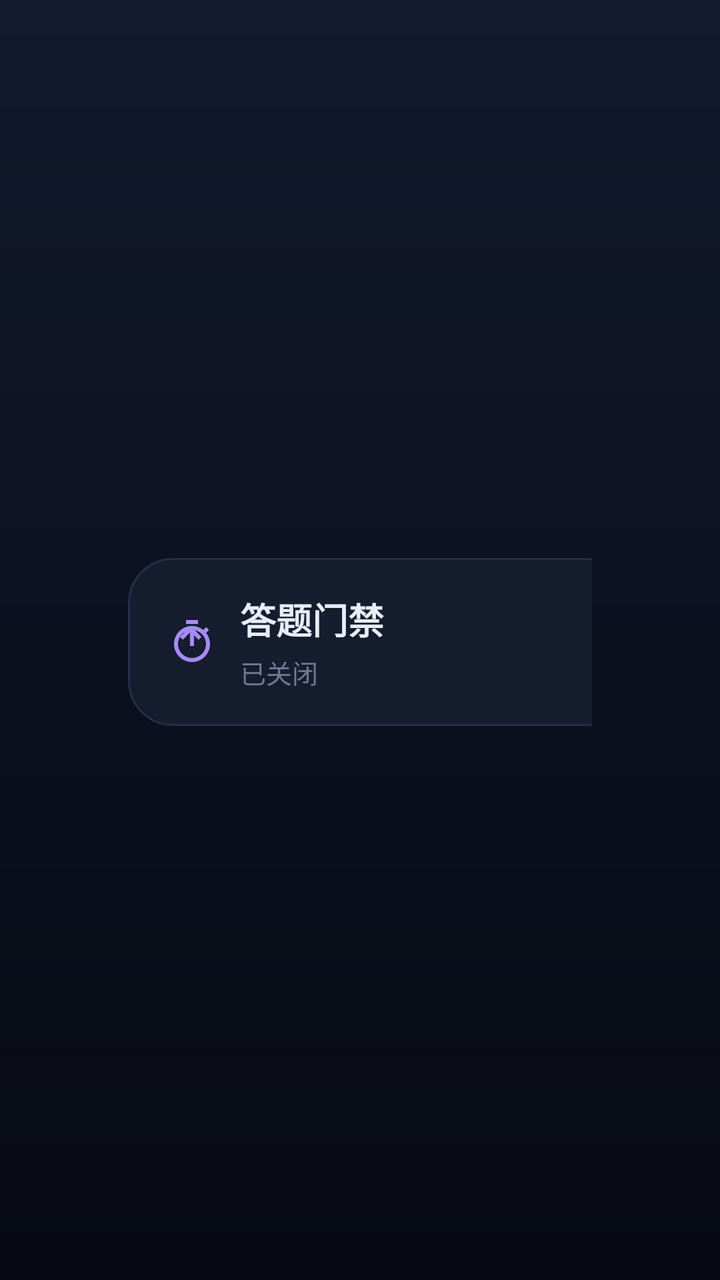
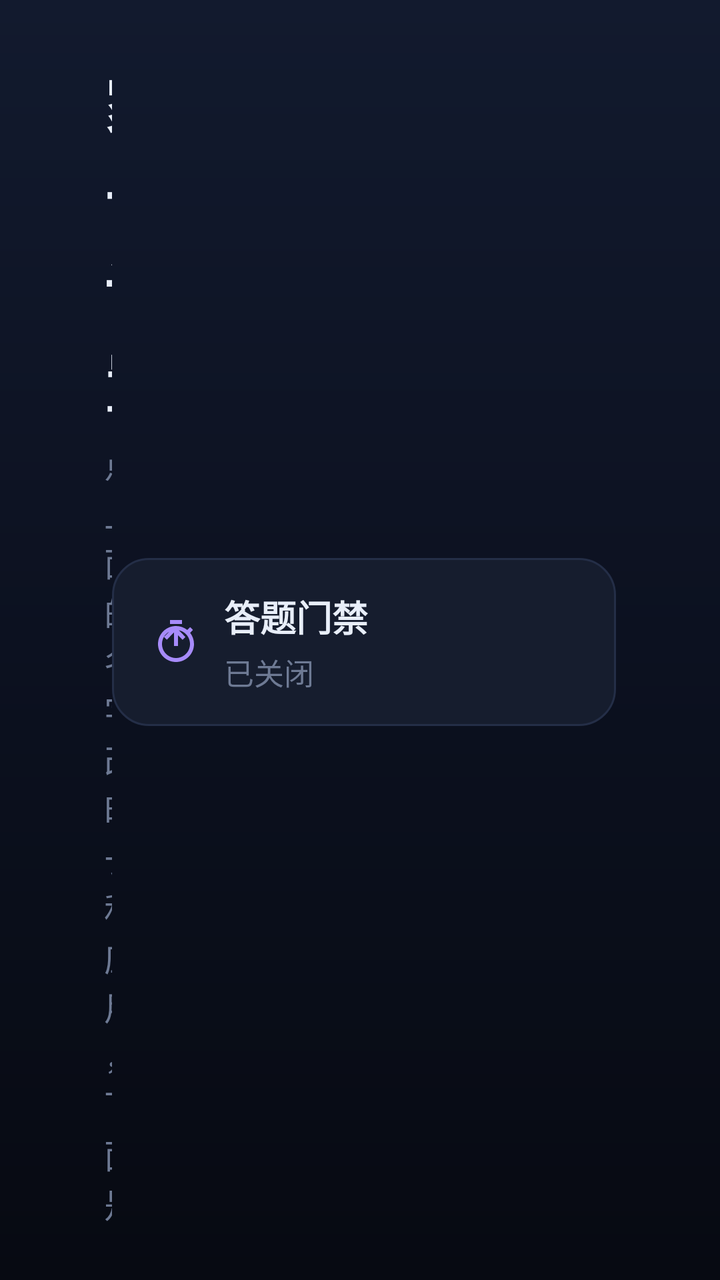

Screens rendered from an Android XML layout before and after an edit, with the pre-edit source and the edit as a unified diff.
<!-- AndroidManifest.xml: application theme Theme.TvLimit -->
<!-- res/layout/activity_admin.xml -->
<?xml version="1.0" encoding="utf-8"?>
<LinearLayout xmlns:android="http://schemas.android.com/apk/res/android"
    android:layout_width="match_parent"
    android:layout_height="match_parent"
    android:background="@drawable/bg_screen"
    android:orientation="vertical"
    android:paddingStart="@dimen/screen_pad_h"
    android:paddingEnd="@dimen/screen_pad_h"
    android:paddingTop="28dp"
    android:paddingBottom="26dp">

    
    <LinearLayout
        android:layout_width="match_parent"
        android:layout_height="wrap_content"
        android:gravity="center_vertical"
        android:orientation="horizontal">

        <LinearLayout
            android:layout_width="0dp"
            android:layout_height="wrap_content"
            android:layout_weight="1"
            android:orientation="vertical">

            <TextView
                android:layout_width="wrap_content"
                android:layout_height="wrap_content"
                android:includeFontPadding="false"
                android:text="家长设置"
                android:textColor="@color/text_main"
                android:textSize="32sp"
                android:textStyle="bold" />

            <TextView
                android:layout_width="wrap_content"
                android:layout_height="wrap_content"
                android:layout_marginTop="6dp"
                android:includeFontPadding="false"
                android:text="点上面的名字改时长和应用，下面是常用开关"
                android:textColor="@color/text_dim"
                android:textSize="17sp" />
        </LinearLayout>

        <LinearLayout
            android:id="@+id/cardQuiz"
            android:layout_width="252dp"
            android:layout_height="84dp"
            android:background="@drawable/selector_card"
            android:clickable="true"
            android:focusable="true"
            android:gravity="center_vertical"
            android:orientation="horizontal"
            android:paddingStart="20dp"
            android:paddingEnd="18dp">

            <ImageView
                android:layout_width="24dp"
                android:layout_height="24dp"
                android:contentDescription="@null"
                android:src="@drawable/ic_timer"
                android:tint="@color/lavender" />

            <LinearLayout
                android:layout_width="0dp"
                android:layout_height="wrap_content"
                android:layout_marginStart="12dp"
                android:layout_weight="1"
                android:orientation="vertical">

                <TextView
                    android:layout_width="wrap_content"
                    android:layout_height="wrap_content"
                    android:includeFontPadding="false"
                    android:text="答题门禁"
                    android:textColor="@color/text_main"
                    android:textSize="18sp"
                    android:textStyle="bold" />

                <TextView
                    android:id="@+id/tvQuizState"
                    android:layout_width="match_parent"
                    android:layout_height="wrap_content"
                    android:layout_marginTop="4dp"
                    android:ellipsize="end"
                    android:includeFontPadding="false"
                    android:maxLines="1"
                    android:text="已关闭"
                    android:textColor="@color/text_dim"
                    android:textSize="13sp" />
            </LinearLayout>
        </LinearLayout>
    </LinearLayout>

    <ScrollView
        android:layout_width="match_parent"
        android:layout_height="0dp"
        android:layout_marginTop="18dp"
        android:layout_weight="1"
        android:clipToPadding="false"
        android:fillViewport="true"
        android:scrollbars="none">

        <LinearLayout
            android:id="@+id/profileList"
            android:layout_width="match_parent"
            android:layout_height="wrap_content"
            android:orientation="vertical" />
    </ScrollView>

    
    <LinearLayout
        android:layout_width="match_parent"
        android:layout_height="136dp"
        android:layout_marginTop="14dp"
        android:orientation="horizontal">

        
        <LinearLayout
            android:id="@+id/cardPause"
            android:layout_width="0dp"
            android:layout_height="match_parent"
            android:layout_weight="1"
            android:background="@drawable/selector_card"
            android:clickable="true"
            android:focusable="true"
            android:orientation="vertical"
            android:paddingStart="20dp"
            android:paddingEnd="16dp"
            android:paddingTop="18dp"
            android:paddingBottom="20dp">

            <ImageView
                android:layout_width="30dp"
                android:layout_height="30dp"
                android:src="@drawable/ic_timer"
                android:tint="@color/sky"
                android:contentDescription="@null" />

            <TextView
                android:layout_width="wrap_content"
                android:layout_height="wrap_content"
                android:layout_marginTop="12dp"
                android:text="临时关闭限制"
                android:textColor="@color/text_main"
                android:textSize="18sp"
                android:textStyle="bold"
                android:includeFontPadding="false" />

            <TextView
                android:id="@+id/tvPauseState"
                android:layout_width="match_parent"
                android:layout_height="wrap_content"
                android:layout_marginTop="5dp"
                android:maxLines="1"
                android:ellipsize="end"
                android:text="暂停计时和拦截"
                android:textColor="@color/text_dim"
                android:textSize="13sp"
                android:includeFontPadding="false" />
        </LinearLayout>

        
        <LinearLayout
            android:id="@+id/cardBadge"
            android:layout_width="0dp"
            android:layout_height="match_parent"
            android:layout_weight="1"
            android:layout_marginStart="12dp"
            android:background="@drawable/selector_card"
            android:clickable="true"
            android:focusable="true"
            android:orientation="vertical"
            android:paddingStart="20dp"
            android:paddingEnd="16dp"
            android:paddingTop="18dp"
            android:paddingBottom="20dp">

            <ImageView
                android:layout_width="30dp"
                android:layout_height="30dp"
                android:src="@drawable/ic_clock"
                android:tint="@color/mint"
                android:contentDescription="@null" />

            <TextView
                android:layout_width="wrap_content"
                android:layout_height="wrap_content"
                android:layout_marginTop="12dp"
                android:text="角落剩余"
                android:textColor="@color/text_main"
                android:textSize="18sp"
                android:textStyle="bold"
                android:includeFontPadding="false" />

            <TextView
                android:id="@+id/tvBadgeState"
                android:layout_width="match_parent"
                android:layout_height="wrap_content"
                android:layout_marginTop="5dp"
                android:maxLines="1"
                android:ellipsize="end"
                android:text="不显示"
                android:textColor="@color/text_dim"
                android:textSize="13sp"
                android:includeFontPadding="false" />
        </LinearLayout>

        
        <LinearLayout
            android:id="@+id/cardChangePassword"
            android:layout_width="0dp"
            android:layout_height="match_parent"
            android:layout_weight="1"
            android:layout_marginStart="12dp"
            android:background="@drawable/selector_card"
            android:clickable="true"
            android:focusable="true"
            android:orientation="vertical"
            android:paddingStart="20dp"
            android:paddingEnd="16dp"
            android:paddingTop="18dp"
            android:paddingBottom="20dp">

            <ImageView
                android:layout_width="30dp"
                android:layout_height="30dp"
                android:src="@drawable/ic_lock"
                android:tint="@color/lavender"
                android:contentDescription="@null" />

            <TextView
                android:layout_width="wrap_content"
                android:layout_height="wrap_content"
                android:layout_marginTop="12dp"
                android:text="修改家长密码"
                android:textColor="@color/text_main"
                android:textSize="18sp"
                android:textStyle="bold"
                android:includeFontPadding="false" />

            <TextView
                android:layout_width="match_parent"
                android:layout_height="wrap_content"
                android:layout_marginTop="5dp"
                android:maxLines="1"
                android:ellipsize="end"
                android:text="改成 4 位数字"
                android:textColor="@color/text_dim"
                android:textSize="13sp"
                android:includeFontPadding="false" />
        </LinearLayout>

        
        <LinearLayout
            android:id="@+id/cardKeepAlive"
            android:layout_width="0dp"
            android:layout_height="match_parent"
            android:layout_weight="1"
            android:layout_marginStart="12dp"
            android:background="@drawable/selector_card"
            android:clickable="true"
            android:focusable="true"
            android:orientation="vertical"
            android:paddingStart="20dp"
            android:paddingEnd="16dp"
            android:paddingTop="18dp"
            android:paddingBottom="20dp">

            <ImageView
                android:layout_width="30dp"
                android:layout_height="30dp"
                android:src="@drawable/ic_check"
                android:tint="@color/sun"
                android:contentDescription="@null" />

            <TextView
                android:layout_width="wrap_content"
                android:layout_height="wrap_content"
                android:layout_marginTop="12dp"
                android:text="后台常驻"
                android:textColor="@color/text_main"
                android:textSize="18sp"
                android:textStyle="bold"
                android:includeFontPadding="false" />

            <TextView
                android:id="@+id/tvKeepAliveState"
                android:layout_width="match_parent"
                android:layout_height="wrap_content"
                android:layout_marginTop="5dp"
                android:maxLines="1"
                android:ellipsize="end"
                android:text="检查中…"
                android:textColor="@color/text_dim"
                android:textSize="13sp"
                android:includeFontPadding="false" />
        </LinearLayout>

        
        <LinearLayout
            android:id="@+id/cardDiagnostics"
            android:layout_width="0dp"
            android:layout_height="match_parent"
            android:layout_weight="1"
            android:layout_marginStart="12dp"
            android:background="@drawable/selector_card"
            android:clickable="true"
            android:focusable="true"
            android:orientation="vertical"
            android:paddingStart="20dp"
            android:paddingEnd="16dp"
            android:paddingTop="18dp"
            android:paddingBottom="20dp">

            <ImageView
                android:layout_width="30dp"
                android:layout_height="30dp"
                android:src="@drawable/ic_timer"
                android:tint="@color/coral"
                android:contentDescription="@null" />

            <TextView
                android:layout_width="wrap_content"
                android:layout_height="wrap_content"
                android:layout_marginTop="12dp"
                android:text="运行诊断"
                android:textColor="@color/text_main"
                android:textSize="18sp"
                android:textStyle="bold"
                android:includeFontPadding="false" />

            <TextView
                android:id="@+id/tvDiagnosticsState"
                android:layout_width="match_parent"
                android:layout_height="wrap_content"
                android:layout_marginTop="5dp"
                android:maxLines="1"
                android:ellipsize="end"
                android:text="中断 · 答题"
                android:textColor="@color/text_dim"
                android:textSize="13sp"
                android:includeFontPadding="false" />
        </LinearLayout>
    </LinearLayout>

</LinearLayout>
<!-- resources referenced by this layout -->
<resources>
  <color name="coral">#FF7A7A</color>
  <color name="lavender">#A78BFA</color>
  <color name="mint">#4ADE80</color>
  <color name="sky">#5AC8FA</color>
  <color name="sun">#FFC94A</color>
  <color name="text_dim">#6E7A94</color>
  <color name="text_main">#E8EEF9</color>
  <dimen name="screen_pad_h">64dp</dimen>
  <!-- drawable bg_screen (drawable) -->
  <?xml version="1.0" encoding="utf-8"?>
  <shape xmlns:android="http://schemas.android.com/apk/res/android"
      android:shape="rectangle">
      <gradient
          android:angle="270"
          android:startColor="#121A2E"
          android:centerColor="#0C1120"
          android:endColor="#070A12" />
  </shape>
  <!-- drawable ic_check (drawable) -->
  <?xml version="1.0" encoding="utf-8"?>
  <vector xmlns:android="http://schemas.android.com/apk/res/android"
      android:width="24dp"
      android:height="24dp"
      android:viewportWidth="24"
      android:viewportHeight="24">
      <path
          android:fillColor="#FFFFFFFF"
          android:pathData="M9,16.17L4.83,12l-1.42,1.41L9,19 21,7l-1.41,-1.41z" />
  </vector>
  <!-- drawable ic_clock (drawable) -->
  <?xml version="1.0" encoding="utf-8"?>
  <vector xmlns:android="http://schemas.android.com/apk/res/android"
      android:width="24dp"
      android:height="24dp"
      android:viewportWidth="24"
      android:viewportHeight="24">
      <path
          android:fillColor="#FFFFFFFF"
          android:pathData="M12,2C6.48,2 2,6.48 2,12s4.48,10 10,10 10,-4.48 10,-10S17.52,2 12,2zM12,20c-4.41,0 -8,-3.59 -8,-8s3.59,-8 8,-8 8,3.59 8,8 -3.59,8 -8,8zM12.5,7H11v6l5.25,3.15 0.75,-1.23 -4.5,-2.67z" />
  </vector>
  <!-- drawable ic_lock (drawable) -->
  <?xml version="1.0" encoding="utf-8"?>
  <vector xmlns:android="http://schemas.android.com/apk/res/android"
      android:width="24dp"
      android:height="24dp"
      android:viewportWidth="24"
      android:viewportHeight="24">
      <path
          android:fillColor="#FFFFFFFF"
          android:pathData="M18,8h-1V6c0,-2.76 -2.24,-5 -5,-5S7,3.24 7,6v2H6c-1.1,0 -2,0.9 -2,2v10c0,1.1 0.9,2 2,2h12c1.1,0 2,-0.9 2,-2V10c0,-1.1 -0.9,-2 -2,-2zM12,17c-1.1,0 -2,-0.9 -2,-2s0.9,-2 2,-2 2,0.9 2,2 -0.9,2 -2,2zM15.1,8H8.9V6c0,-1.71 1.39,-3.1 3.1,-3.1 1.71,0 3.1,1.39 3.1,3.1v2z" />
  </vector>
  <!-- drawable selector_card (drawable) -->
  <?xml version="1.0" encoding="utf-8"?>
  <selector xmlns:android="http://schemas.android.com/apk/res/android">
      <item android:drawable="@drawable/bg_card_focused" android:state_focused="true" />
      <item android:drawable="@drawable/bg_card_focused" android:state_pressed="true" />
      <item android:drawable="@drawable/bg_card_normal" />
  </selector>
  <!-- drawable bg_card_focused (drawable) -->
  <?xml version="1.0" encoding="utf-8"?>
  <shape xmlns:android="http://schemas.android.com/apk/res/android"
      android:shape="rectangle">
      <solid android:color="@color/surface_hi" />
      <stroke android:width="@dimen/focus_stroke" android:color="@color/sky" />
      <corners android:radius="@dimen/radius_card" />
  </shape>
  <!-- drawable bg_card_normal (drawable) -->
  <?xml version="1.0" encoding="utf-8"?>
  <shape xmlns:android="http://schemas.android.com/apk/res/android"
      android:shape="rectangle">
      <solid android:color="@color/surface" />
      <stroke android:width="1dp" android:color="@color/stroke" />
      <corners android:radius="@dimen/radius_card" />
  </shape>
  <color name="bg_deep">#0D1220</color>
  <color name="text_sub">#9FAAC2</color>
  <color name="surface_hi">#1B2440</color>
  <dimen name="focus_stroke">3dp</dimen>
  <dimen name="radius_card">22dp</dimen>
  <color name="surface">#161D2E</color>
  <color name="stroke">#242E47</color>
  <!-- unchanged entries left out for length: 2 -->
</resources>

<!-- the commit's change to res/layout/activity_admin.xml (unified diff, before → after) -->
@@ -86,7 +86,7 @@
                     android:maxLines="1"
                     android:text="已关闭"
                     android:textColor="@color/text_dim"
-                    android:textSize="13sp" />
+                    android:textSize="15sp" />
             </LinearLayout>
         </LinearLayout>
     </LinearLayout>
@@ -155,7 +155,7 @@
                 android:ellipsize="end"
                 android:text="暂停计时和拦截"
                 android:textColor="@color/text_dim"
-                android:textSize="13sp"
+                android:textSize="15sp"
                 android:includeFontPadding="false" />
         </LinearLayout>
 
@@ -201,7 +201,7 @@
                 android:ellipsize="end"
                 android:text="不显示"
                 android:textColor="@color/text_dim"
-                android:textSize="13sp"
+                android:textSize="15sp"
                 android:includeFontPadding="false" />
         </LinearLayout>
 
@@ -246,7 +246,7 @@
                 android:ellipsize="end"
                 android:text="改成 4 位数字"
                 android:textColor="@color/text_dim"
-                android:textSize="13sp"
+                android:textSize="15sp"
                 android:includeFontPadding="false" />
         </LinearLayout>
 
@@ -292,7 +292,7 @@
                 android:ellipsize="end"
                 android:text="检查中…"
                 android:textColor="@color/text_dim"
-                android:textSize="13sp"
+                android:textSize="15sp"
                 android:includeFontPadding="false" />
         </LinearLayout>
 
@@ -338,7 +338,7 @@
                 android:ellipsize="end"
                 android:text="中断 · 答题"
                 android:textColor="@color/text_dim"
-                android:textSize="13sp"
+                android:textSize="15sp"
                 android:includeFontPadding="false" />
         </LinearLayout>
     </LinearLayout>
<!-- resource entries referenced after the edit -->
@@ -7,7 +7,7 @@
   <color name="sun">#FFC94A</color>
   <color name="text_dim">#6E7A94</color>
   <color name="text_main">#E8EEF9</color>
-  <dimen name="screen_pad_h">64dp</dimen>
+  <dimen name="screen_pad_h">52dp</dimen>
   <!-- drawable bg_screen (drawable) -->
   <?xml version="1.0" encoding="utf-8"?>
   <shape xmlns:android="http://schemas.android.com/apk/res/android"
@@ -63,7 +63,7 @@
   <shape xmlns:android="http://schemas.android.com/apk/res/android"
       android:shape="rectangle">
       <solid android:color="@color/surface_hi" />
-      <stroke android:width="@dimen/focus_stroke" android:color="@color/sky" />
+      <stroke android:width="4dp" android:color="@color/sky" />
       <corners android:radius="@dimen/radius_card" />
   </shape>
   <!-- drawable bg_card_normal (drawable) -->
@@ -77,8 +77,7 @@
   <color name="bg_deep">#0D1220</color>
   <color name="text_sub">#9FAAC2</color>
   <color name="surface_hi">#1B2440</color>
-  <dimen name="focus_stroke">3dp</dimen>
-  <dimen name="radius_card">22dp</dimen>
+  <dimen name="radius_card">18dp</dimen>
   <color name="surface">#161D2E</color>
   <color name="stroke">#242E47</color>
   <!-- unchanged entries left out for length: 2 -->
